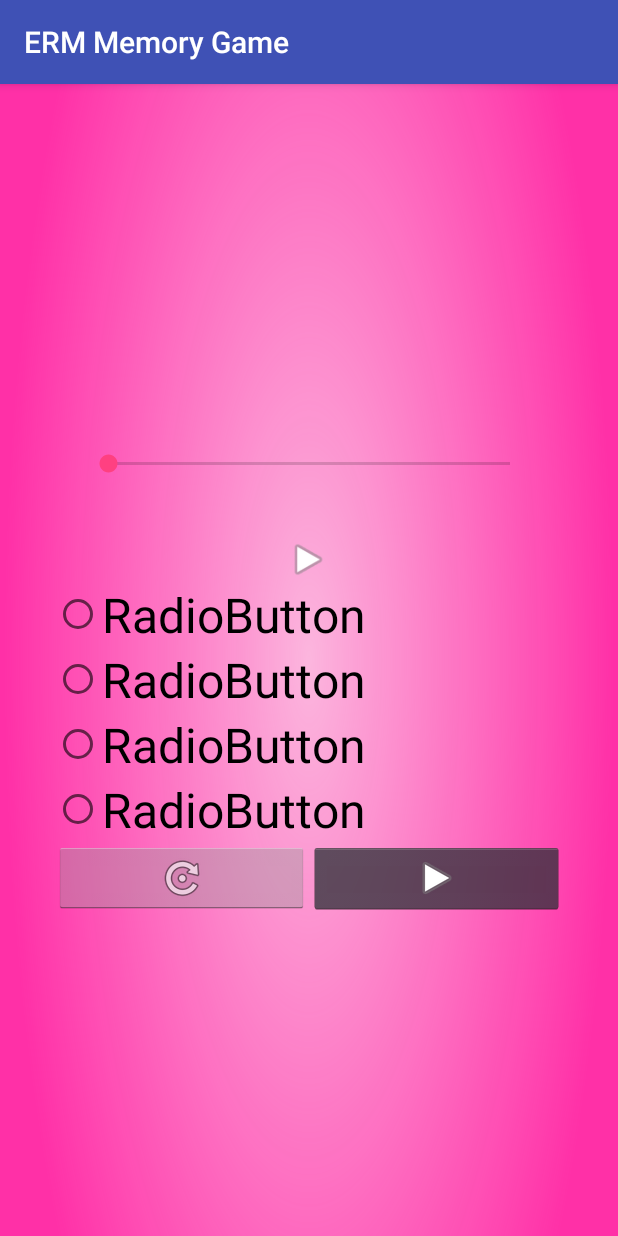
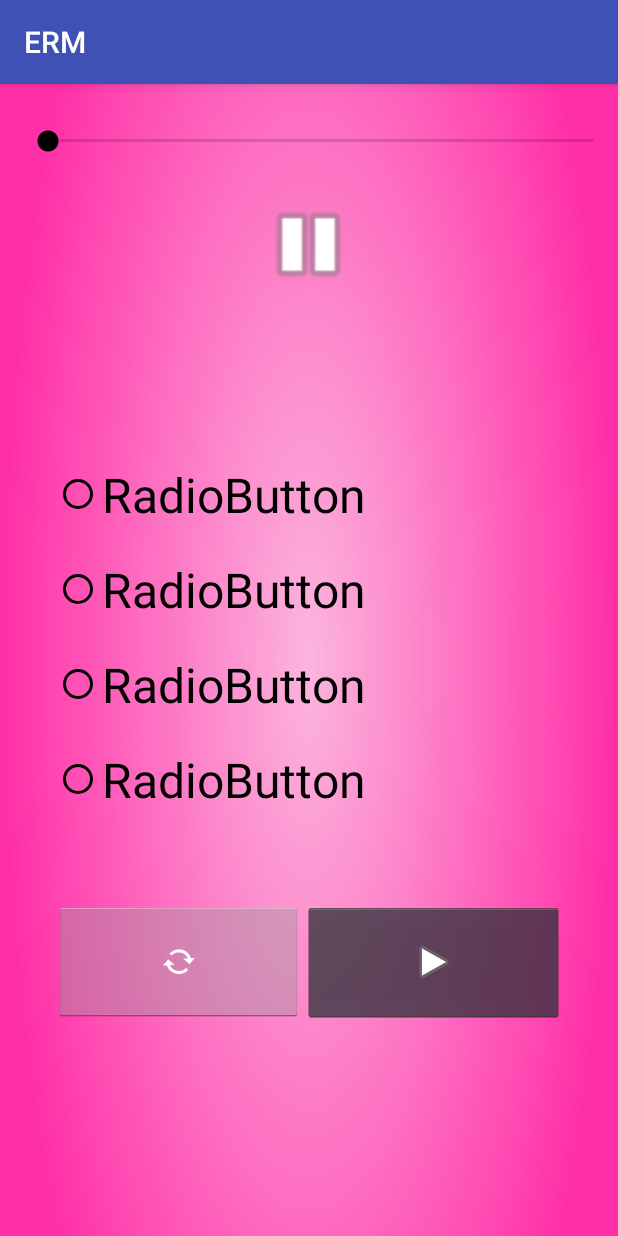
Before and after one commit to rannilo/ERM-Song-Game, an Android app: the QuestionActivity screen opened directly, with no data from a screen before it, on a phone screen of 412 x 824 dp. Run offline under Robolectric (Android 15) with nearby library versions, the light colour scheme and no system bars; 7 statements that could not run were skipped.

Commit message:
layout improvements, added volume bar

```diff
--- a/app/src/main/java/ee/erm/art/ermmemorygame/QuestionActivity.java
+++ b/app/src/main/java/ee/erm/art/ermmemorygame/QuestionActivity.java
@@ -1,6 +1,8 @@
 package ee.erm.art.ermmemorygame;
 
+import android.content.Context;
 import android.content.Intent;
+import android.media.AudioManager;
 import android.media.MediaPlayer;
 import android.os.Bundle;
 import android.os.Handler;
@@ -26,7 +28,7 @@ public class QuestionActivity extends AppCompatActivity implements View.OnClickL
     private int correctAnswer;
     private MediaPlayer mp;
     private Button playBtn;
-    private SeekBar seekBar;
+    private SeekBar volumeSeekbar;
     private int totalTime;
 
     @Override
@@ -60,17 +62,20 @@ public class QuestionActivity extends AppCompatActivity implements View.OnClickL
         mp.start();
         mp.setLooping(true);
 
-        //seek bar
-        seekBar = findViewById(R.id.seekBar);
-        seekBar.setMax(totalTime);
-        seekBar.setOnSeekBarChangeListener(
+        //volume bar
+
+        volumeSeekbar = (SeekBar)findViewById(R.id.seekBar);
+        final AudioManager audioManager = (AudioManager) getSystemService(Context.AUDIO_SERVICE);
+        volumeSeekbar.setMax(audioManager
+                .getStreamMaxVolume(AudioManager.STREAM_MUSIC));
+        volumeSeekbar.setProgress(audioManager
+                .getStreamVolume(AudioManager.STREAM_MUSIC));
+        volumeSeekbar.setOnSeekBarChangeListener(
                 new SeekBar.OnSeekBarChangeListener() {
                     @Override
                     public void onProgressChanged(SeekBar seekBar, int progress, boolean fromUser) {
-                        if(fromUser){
-                            mp.seekTo(progress);
-                            seekBar.setProgress(progress);
-                        }
+                        audioManager.setStreamVolume(AudioManager.STREAM_MUSIC,
+                                progress, 0);
                     }
 
                     @Override
@@ -84,34 +89,6 @@ public class QuestionActivity extends AppCompatActivity implements View.OnClickL
                     }
                 }
         );
-/*
-
-        final Handler HANDLER = new Handler(){
-            @Override
-            public void handleMessage(Message msg) {
-                int currentPosition = msg.what;
-                seekBar.setProgress(currentPosition);
-            }
-        };
-
-
-        new Thread(new Runnable() {
-            @Override
-            public void run() {
-                while(mp != null){
-                    try{
-                        Message msg = new Message();
-                        msg.what = mp.getCurrentPosition();
-                        HANDLER.sendMessage(msg);
-                        Thread.sleep(1000);
-                    }catch(InterruptedException e){
-
-                    }
-                }
-            }
-        }).start();*/
-
-
         ImageButton nextButton = findViewById(R.id.questionForward);
         ImageButton homeButton = findViewById(R.id.reset);
 
@@ -124,11 +101,11 @@ public class QuestionActivity extends AppCompatActivity implements View.OnClickL
     public void playBtnClick(View view){
         if(!mp.isPlaying()){
             mp.start();
-            playBtn.setBackgroundResource(R.drawable.pause);
+            playBtn.setBackgroundResource(android.R.drawable.ic_media_pause);
         }
         else{
             mp.pause();
-            playBtn.setBackgroundResource(R.drawable.play);
+            playBtn.setBackgroundResource(android.R.drawable.ic_media_play);
         }
     }
 
--- a/app/src/main/res/layout/question.xml
+++ b/app/src/main/res/layout/question.xml
@@ -2,7 +2,8 @@
 
 <LinearLayout xmlns:android="http://schemas.android.com/apk/res/android"
     xmlns:app="http://schemas.android.com/apk/res-auto"
-              xmlns:tools="http://schemas.android.com/tools" android:layout_width="match_parent"
+    xmlns:tools="http://schemas.android.com/tools"
+    android:layout_width="match_parent"
     android:layout_height="match_parent"
     android:background="@drawable/ic_bg_pink"
     android:gravity="center"
@@ -10,74 +11,123 @@
     android:paddingLeft="16dp"
     android:paddingRight="16dp">
 
+    <LinearLayout
+        android:layout_width="match_parent"
+        android:layout_height="wrap_content"
+        android:orientation="horizontal">
+
+        <ImageButton
+            android:id="@+id/imageButton"
+            android:layout_width="wrap_content"
+            android:layout_height="wrap_content"
+            android:layout_gravity="center"
+            android:layout_marginTop="10dp"
+            android:layout_weight="1"
+            android:foregroundGravity="center"
+            app:srcCompat="@android:drawable/ic_lock_silent_mode" />
+
         <SeekBar
-            android:layout_width="300dp"
+            android:id="@+id/seekBar"
+            android:layout_width="800dp"
             android:layout_height="wrap_content"
-            android:id="@+id/seekBar"
+            android:layout_gravity="top"
             android:layout_marginTop="30dp"
-    />
-    <Button android:layout_width="30dp"
-            android:layout_height="30dp"
+            android:layout_weight="1"
+            android:progressTint="#4d4d4d"
+            android:thumb="@android:drawable/presence_online"
+            android:thumbTint="@android:color/background_dark" />
+
+        <ImageButton
+            android:id="@+id/imageButton2"
+            android:layout_width="wrap_content"
+            android:layout_height="wrap_content"
+            android:layout_marginTop="10dp"
+            android:layout_weight="1"
+            app:srcCompat="@android:drawable/ic_lock_silent_mode_off" />
+    </LinearLayout>
+
+    <Button
         android:id="@+id/playBtn"
-            android:background="@android:drawable/ic_media_play"
-            android:layout_marginTop="40dp"
-            android:onClick="playBtnClick"/>
+        android:layout_width="70dp"
+        android:layout_height="70dp"
+        android:layout_marginTop="10dp"
+        android:background="@android:drawable/ic_media_pause"
+        android:onClick="playBtnClick" />
 
     <RadioGroup xmlns:android="http://schemas.android.com/apk/res/android"
         android:id="@+id/questionAnswerGroup"
         android:layout_width="fill_parent"
-                android:layout_height="222dp"
-                android:orientation="vertical" android:layout_marginRight="20dp" android:layout_marginLeft="20dp">
+        android:layout_height="fill_parent"
+        android:layout_marginLeft="20dp"
+        android:layout_marginRight="20dp"
+        android:layout_marginTop="100dp"
+        android:orientation="vertical">
 
         <RadioButton
             android:id="@+id/questionAnswer0"
             android:layout_width="match_parent"
             android:layout_height="wrap_content"
+            android:buttonTint="@android:color/black"
+            android:paddingBottom="10dp"
+            android:paddingTop="10dp"
             android:text="RadioButton"
             android:textAppearance="@style/TextAppearance.AppCompat.Body1"
-                android:textSize="32sp"/>
+            android:textSize="32sp" />
 
         <RadioButton
             android:id="@+id/questionAnswer1"
             android:layout_width="match_parent"
             android:layout_height="wrap_content"
+            android:paddingBottom="10dp"
+            android:buttonTint="@android:color/black"
+            android:paddingTop="10dp"
             android:text="RadioButton"
-                android:textSize="32sp"/>
+            android:textSize="32sp" />
 
         <RadioButton
             android:id="@+id/questionAnswer2"
             android:layout_width="match_parent"
             android:layout_height="wrap_content"
+            android:paddingBottom="10dp"
+            android:buttonTint="@android:color/black"
+            android:paddingTop="10dp"
             android:text="RadioButton"
-                android:textSize="32sp"/>
+            android:textSize="32sp" />
 
         <RadioButton
             android:id="@+id/questionAnswer3"
             android:layout_width="match_parent"
             android:layout_height="wrap_content"
+            android:paddingBottom="10dp"
+            android:buttonTint="@android:color/black"
+            android:paddingTop="10dp"
             android:text="RadioButton"
-                android:textSize="32sp"/>
+            android:textSize="32sp" />
 
         <LinearLayout
             android:layout_width="match_parent"
-                android:layout_height="match_parent"
+            android:layout_height="130dp"
+            android:layout_gravity="bottom"
+            android:gravity="bottom"
             android:orientation="horizontal">
 
             <ImageButton
                 android:id="@+id/reset"
                 style="@android:style/Widget.Holo.Light.ImageButton"
                 android:layout_width="wrap_content"
-                    android:layout_height="wrap_content"
+                android:layout_height="80dp"
+                android:layout_marginTop="40dp"
                 android:layout_weight="1"
-                    app:srcCompat="@android:drawable/ic_menu_rotate"/>
+                app:srcCompat="@android:drawable/stat_notify_sync" />
 
             <ImageButton
                 android:id="@+id/questionForward"
                 style="@android:style/Widget.Holo.ImageButton"
                 android:layout_width="wrap_content"
-                    android:layout_height="wrap_content"
+                android:layout_height="80dp"
+                android:layout_marginTop="40dp"
                 android:layout_weight="1"
-                    app:srcCompat="@android:drawable/ic_media_play"/>
+                app:srcCompat="@android:drawable/ic_media_play" />
         </LinearLayout>
     </RadioGroup>
 </LinearLayout>
```
Also changed, not shown: app/src/main/AndroidManifest.xml (+6 -6 lines), app/src/main/res/layout/question_desc.xml (+21 -10 lines), app/src/main/res/layout/score.xml (+8 -4 lines). Lines whose indentation alone changed are shown as unchanged.
